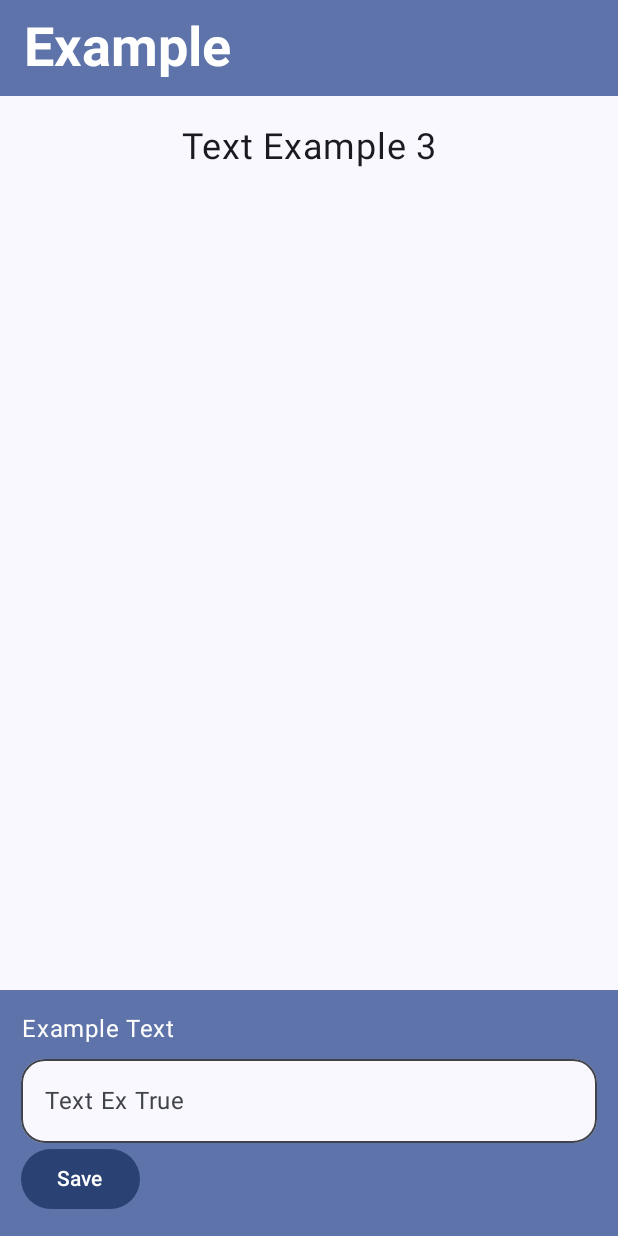
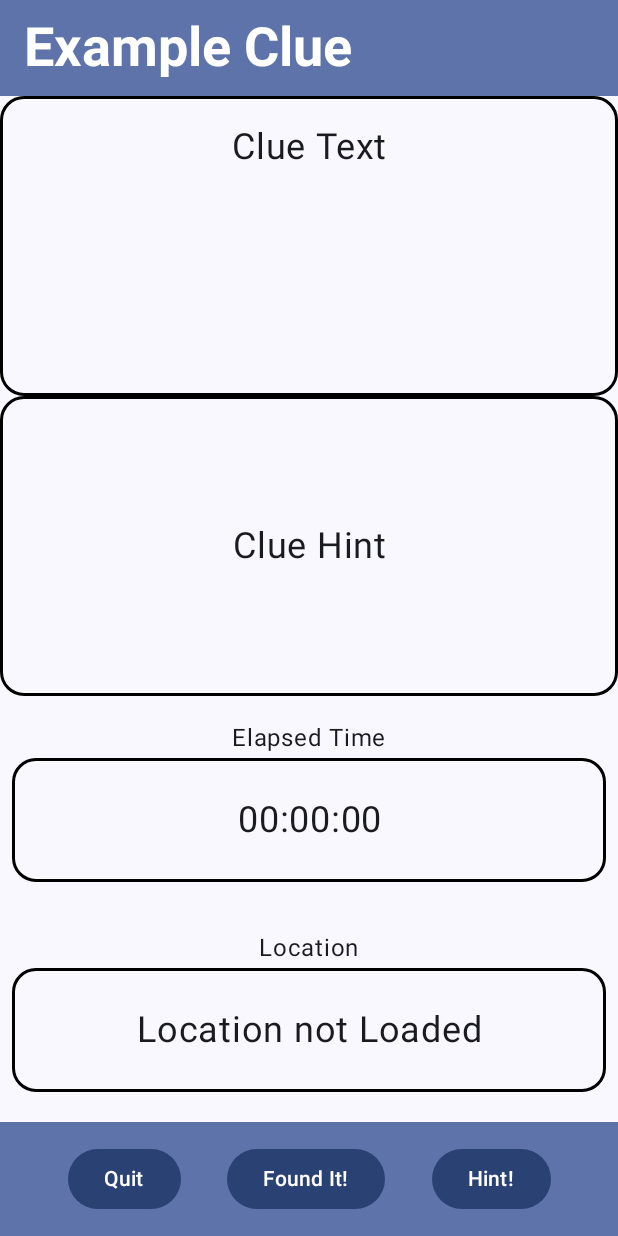
Before and after one commit to stoneerDev/MobileDev-mobileTreasureHunt, an Android app built with Jetpack Compose: the screen it shows after launch (MainActivity), on a phone screen of 412 x 824 dp. Run offline under Robolectric (Android 15) with nearby library versions, the phone set to English and light mode, and no system bars.

Commit message:
location working, switching to navigation

```diff
--- a/app/src/main/java/com/example/a6_mobile_treasure_hunt/MainActivity.kt
+++ b/app/src/main/java/com/example/a6_mobile_treasure_hunt/MainActivity.kt
@@ -72,6 +72,8 @@ class MainActivity : ComponentActivity() {
                 }
 
 
+
+
                 MobileTreasureHuntApp(
                     treasureHuntViewModel = treasureHuntViewModel
                 )
--- a/app/src/main/java/com/example/a6_mobile_treasure_hunt/model/Location.kt
+++ b/app/src/main/java/com/example/a6_mobile_treasure_hunt/model/Location.kt
@@ -2,7 +2,7 @@ package com.example.a6_mobile_treasure_hunt.model
 
 import androidx.annotation.StringRes
 
-data class Location(
+data class TreasureHuntLocation(
     @StringRes val locationNameId: Int,
     @StringRes val locationTextId: Int,
     val latitude: Double = 0.0,
--- a/app/src/main/java/com/example/a6_mobile_treasure_hunt/model/TreasureHuntUiState.kt
+++ b/app/src/main/java/com/example/a6_mobile_treasure_hunt/model/TreasureHuntUiState.kt
@@ -1,4 +1,6 @@
 package com.example.a6_mobile_treasure_hunt.model
+
+import android.location.Location
 
 data class TreasureHuntUiState(
     val currentLocation: Location? = null,
--- a/app/src/main/java/com/example/a6_mobile_treasure_hunt/ui/ClueScreen.kt
+++ b/app/src/main/java/com/example/a6_mobile_treasure_hunt/ui/ClueScreen.kt
@@ -1,14 +1,22 @@
 package com.example.a6_mobile_treasure_hunt.ui
 
+import androidx.compose.foundation.border
+import androidx.compose.foundation.layout.Arrangement
+import androidx.compose.foundation.layout.Box
 import androidx.compose.foundation.layout.Column
+import androidx.compose.foundation.layout.Row
 import androidx.compose.foundation.layout.WindowInsets
+import androidx.compose.foundation.layout.fillMaxHeight
 import androidx.compose.foundation.layout.fillMaxSize
 import androidx.compose.foundation.layout.fillMaxWidth
+import androidx.compose.foundation.layout.height
 import androidx.compose.foundation.layout.heightIn
 import androidx.compose.foundation.layout.imePadding
 import androidx.compose.foundation.layout.navigationBars
 import androidx.compose.foundation.layout.padding
+import androidx.compose.foundation.layout.size
 import androidx.compose.foundation.layout.windowInsetsPadding
+import androidx.compose.foundation.shape.RoundedCornerShape
 import androidx.compose.foundation.text.KeyboardActions
 import androidx.compose.foundation.text.KeyboardOptions
 import androidx.compose.material3.Button
@@ -23,15 +31,22 @@ import androidx.compose.material3.TextFieldDefaults
 import androidx.compose.material3.TopAppBar
 import androidx.compose.material3.TopAppBarDefaults.topAppBarColors
 import androidx.compose.runtime.Composable
+import androidx.compose.runtime.collectAsState
+import androidx.compose.runtime.getValue
 import androidx.compose.ui.Alignment
 import androidx.compose.ui.Modifier
+import androidx.compose.ui.graphics.Color
 import androidx.compose.ui.res.stringResource
 import androidx.compose.ui.text.font.FontWeight
 import androidx.compose.ui.text.input.ImeAction
 import androidx.compose.ui.text.style.TextAlign
+import androidx.compose.ui.tooling.preview.Preview
 import androidx.compose.ui.unit.dp
 import androidx.compose.ui.unit.sp
+import androidx.lifecycle.compose.collectAsStateWithLifecycle
 import androidx.lifecycle.viewmodel.compose.viewModel
+import com.example.a6_mobile_treasure_hunt.MobileTreasureHuntApp
+import com.example.a6_mobile_treasure_hunt.ui.theme.A6_mobile_treasure_huntTheme
 
 
 @OptIn(ExperimentalMaterial3Api::class)
@@ -39,6 +54,9 @@ import androidx.lifecycle.viewmodel.compose.viewModel
 fun ClueScreen(
     treasureHuntViewModel: TreasureHuntViewModel = viewModel()
 ) {
+
+    val treasureHuntUiState by treasureHuntViewModel.uiState.collectAsStateWithLifecycle()
+
     Scaffold(
         topBar = {
             TopAppBar(
@@ -48,7 +66,7 @@ fun ClueScreen(
                 ),
                 title = {
                     Text(
-                        text = "Example",
+                        text = "Example Clue",
                         fontWeight = FontWeight.Bold,
                         fontSize = 36.sp
                     )
@@ -66,62 +84,42 @@ fun ClueScreen(
                     .windowInsetsPadding(WindowInsets.navigationBars)
             ) {
                 //Hide if Detail Already There
-                if (true) {
-                    Column(
+
+                    Row(
                         modifier = Modifier
                             .fillMaxWidth()
                             .padding(14.dp),
+                        horizontalArrangement = Arrangement.SpaceEvenly
 
                         ) {
-                        Text(
-                            textAlign = TextAlign.Center,
-                            text = "Example Text",
 
-                            )
-
-                        OutlinedTextField(
-                            value = "",
-                            singleLine = true,
-                            shape = shapes.large,
-                            modifier = Modifier
-                                .fillMaxWidth().heightIn(min = 56.dp),
-
-                            colors = TextFieldDefaults.colors(
-                                focusedContainerColor = colorScheme.surface,
-                                unfocusedContainerColor = colorScheme.surface,
-                                disabledContainerColor = colorScheme.surface,
-                            ),
-                            onValueChange = { },
-                            label = {
-                                if (false) {
-                                    Text(
-                                        text="Text Ex False")
-                                } else {
-                                    Text(
-                                        text="Text Ex True")
-                                }
-
-
-                            },
-                            isError = false,
-                            keyboardOptions = KeyboardOptions.Default.copy(
-                                imeAction = ImeAction.Done
-                            ),
-                            keyboardActions = KeyboardActions(
-                                onDone = { }
-
-                            ))
                         Button(
                             onClick = { }
 
                         ) {
                             Text(
-                                text = "Save"
+                                text = "Quit"
+                            )
+                        }
+                        Button(
+                            onClick = { treasureHuntViewModel.getNewLocation()}
+
+                        ) {
+                            Text(
+                                text = "Found It!"
+                            )
+                        }
+                        Button(
+                            onClick = { }
+
+                        ) {
+                            Text(
+                                text = "Hint!"
                             )
                         }
 
                     }
-                }
+
             }
         }
     ) { innerPadding ->
@@ -132,18 +130,133 @@ fun ClueScreen(
             horizontalAlignment = Alignment.CenterHorizontally
 
         ) {
+            Box(
+                modifier = Modifier
+                    .height(200.dp)
+                    .fillMaxWidth()
+                    .border(width = 2.dp,
+                        color = Color.Black,
+                        shape = RoundedCornerShape(16.dp)),
+                contentAlignment = Alignment.TopCenter
+            ) {
+                Text(
+                    modifier = Modifier
+                        .padding(16.dp),
+                    fontSize = 24.sp,
+                    lineHeight = 36.sp,
+                    textAlign = TextAlign.Center,
+                    text = "Clue Text"
+
+                )
+            }
+
+            if (true) {
+                Box(
+                    modifier = Modifier
+                        .height(200.dp)
+                        .fillMaxWidth()
+                        .border(width = 2.dp,
+                            color = Color.Black,
+                        shape = RoundedCornerShape(16.dp)),
+                    contentAlignment = Alignment.Center
+                ) {
+                    Text(
+                        modifier = Modifier
+                            .padding(16.dp),
+                        fontSize = 24.sp,
+                        lineHeight = 36.sp,
+                        textAlign = TextAlign.Center,
+                        text = "Clue Hint"
+                    )
+
+                }
+
+
+            }
             Text(
+                modifier = Modifier.padding(top = 16.dp),
+                text = "Elapsed Time"
+            )
+            Box(
                 modifier = Modifier
-                    .fillMaxSize()
-                    .padding(16.dp),
-                fontSize = 24.sp,
-                lineHeight = 36.sp,
-                textAlign = TextAlign.Center,
-                text = "Text Example 3"
+                    .height(100.dp)
+                    .fillMaxWidth()
+                    .padding(top= 1.dp, bottom = 16.dp, start= 8.dp, end = 8.dp)
+                    .border(width = 2.dp,
+                        color = Color.Black,
+                        shape = RoundedCornerShape(16.dp)),
+                contentAlignment = Alignment.Center
+            ) {
 
-            )
+                Text(
+                    modifier = Modifier
+                        .padding(2.dp),
+                    fontSize = 24.sp,
+                    lineHeight = 36.sp,
+                    textAlign = TextAlign.Center,
+                    text = "00:00:00"
+                )
+
+
+
+
+            }
+            if(treasureHuntUiState.permissionGranted) {
+                Text(
+                    modifier = Modifier.padding(top = 16.dp),
+                    text = "Location"
+                )
+                Box(
+                    modifier = Modifier
+                        .height(100.dp)
+                        .fillMaxWidth()
+                        .padding(top = 1.dp, bottom = 16.dp, start = 8.dp, end = 8.dp)
+                        .border(
+                            width = 2.dp,
+                            color = Color.Black,
+                            shape = RoundedCornerShape(16.dp)
+                        ),
+                    contentAlignment = Alignment.Center
+                ) {
+
+                    //Null Safe location display
+                    treasureHuntUiState.currentLocation?.let {
+                        Text(
+                            modifier = Modifier
+                                .padding(2.dp),
+                            fontSize = 24.sp,
+                            lineHeight = 36.sp,
+                            textAlign = TextAlign.Center,
+                            text = "Latitude: ${treasureHuntUiState.currentLocation?.latitude}, Longitude: ${treasureHuntUiState.currentLocation?.longitude}"
+                        )
+
+                    } ?:
+                    Text(
+                        modifier = Modifier
+                            .padding(2.dp),
+                        fontSize = 24.sp,
+                        lineHeight = 36.sp,
+                        textAlign = TextAlign.Center,
+                        text = "Location not Loaded"
+                    )
+
+
+                }
+            }
+
+
+
+
 
         }
 
     }
 }
+
+@Preview(showBackground = true)
+@Composable
+fun MobileTreasureHuntPreview() {
+    A6_mobile_treasure_huntTheme {
+        MobileTreasureHuntApp()
+    }
+}
--- a/app/src/main/java/com/example/a6_mobile_treasure_hunt/ui/TreasureHuntViewModel.kt
+++ b/app/src/main/java/com/example/a6_mobile_treasure_hunt/ui/TreasureHuntViewModel.kt
@@ -1,29 +1,58 @@
 package com.example.a6_mobile_treasure_hunt.ui
 
+import android.annotation.SuppressLint
+import android.app.Application
 import androidx.lifecycle.AndroidViewModel
 import androidx.lifecycle.ViewModel
 import com.example.a6_mobile_treasure_hunt.model.TreasureHuntUiState
+import com.google.android.gms.location.LocationServices
+import com.google.android.gms.location.Priority
 import kotlinx.coroutines.flow.MutableStateFlow
 import kotlinx.coroutines.flow.StateFlow
 import kotlinx.coroutines.flow.asStateFlow
 import kotlinx.coroutines.flow.update
+import com.google.android.gms.location.FusedLocationProviderClient
+import android.location.Location
 
 
 //REF: https://programmingheadache.com/2024/08/25/how-to-easily-integrate-gps-location-updates-in-jetpack-compose-a-5-step-guide/
     // Google AI Summary "How to integrate a fusedLocation in a viewmodel"
     // Using Android Location Services Codelab
 
-class TreasureHuntViewModel : ViewModel() {
+//class TreasureHuntViewModel : ViewModel() {
+class TreasureHuntViewModel(application: Application) : AndroidViewModel(application) {
 
     private val _uiState = MutableStateFlow(TreasureHuntUiState())
+    val uiState: StateFlow<TreasureHuntUiState> = _uiState.asStateFlow()
 
-    val uiSTate: StateFlow<TreasureHuntUiState> = _uiState.asStateFlow()
+    //Location Info
+    private val fusedLocationProviderClient = LocationServices.getFusedLocationProviderClient(application)
 
     fun updatePermissionStatus(permissionGranted: Boolean) {
+        if(permissionGranted) {
+            //Request initial location after permissions (so not null)
+            getNewLocation()
+        }
         _uiState.update { currentState ->
             currentState.copy(permissionGranted = permissionGranted)
         }
 
     }
 
+    @SuppressLint("MissingPermission")
+    fun getNewLocation() {
+        if (_uiState.value.permissionGranted) {
+            fusedLocationProviderClient.getCurrentLocation(
+                Priority.PRIORITY_HIGH_ACCURACY,
+                null
+            ).addOnSuccessListener { loc: Location? ->
+                _uiState.update {currentState ->
+                    currentState.copy(currentLocation = loc)
+                }
+            }
+        }
+    }
+
+
+
 }
```
